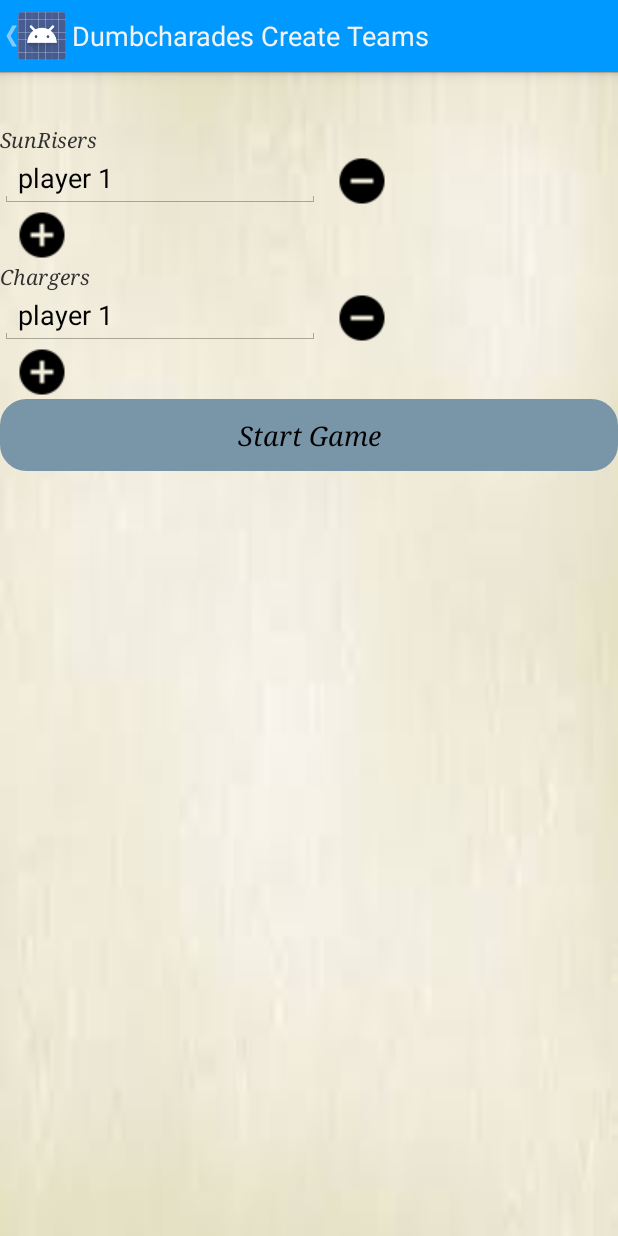
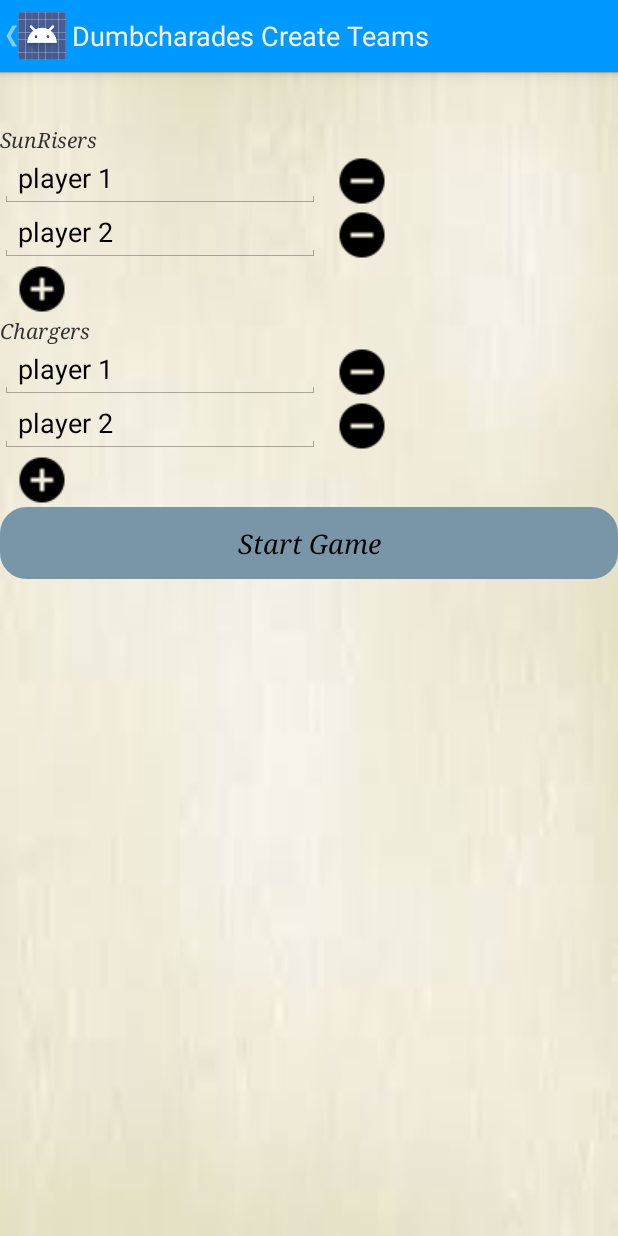
Before and after one commit to kishorependyala/DumbCharades, an Android app: the screen it shows after launch (CreateTeamsActivity), after a tap on "Create Game", on a phone screen of 412 x 824 dp. Run offline under Robolectric (Android 15) with nearby library versions, the phone set to English and light mode, and no system bars.

Commit message:
New apk uploaded to google play

```diff
--- a/app/src/main/java/com/teabreaktechnology/dumcharades/CreateTeamsActivity.java
+++ b/app/src/main/java/com/teabreaktechnology/dumcharades/CreateTeamsActivity.java
@@ -18,8 +18,8 @@ import com.teabreaktechnology.dumcharades.cache.GameCache;
 public class CreateTeamsActivity extends Activity {
 
 
-    public int team1Count = 1;
-    public int team2Count = 1;
+    public int team1Count = 0;
+    public int team2Count = 0;
     private LinearLayout team1LinearLayout;
     private LinearLayout team2LinearLayout;
 
@@ -49,8 +49,10 @@ public class CreateTeamsActivity extends Activity {
         team1LinearLayout = (LinearLayout) findViewById(R.id.team1LinearLayout);
         team2LinearLayout = (LinearLayout) findViewById(R.id.team2LinearLayout);
 
-        inflateEditRow("player " + team1Count, team1LinearLayout);
-        inflateEditRow("player " + team2Count, team2LinearLayout);
+        inflateEditRow("player " + nextTeam1PlayerId(), team1LinearLayout);
+        inflateEditRow("player " + nextTeam1PlayerId(), team1LinearLayout);
+        inflateEditRow("player " + nextTeam2PlayerId(), team2LinearLayout);
+        inflateEditRow("player " + nextTeam2PlayerId(), team2LinearLayout);
 
         final MediaPlayer mp = MediaPlayer.create(this, R.raw.button3);
 
@@ -95,26 +97,33 @@ public class CreateTeamsActivity extends Activity {
         });
     }
 
+    private int nextTeam2PlayerId() {
+        return (++team2Count);
+    }
+
+    private int nextTeam1PlayerId() {
+        return (++team1Count);
+    }
+
 
     public void onAddForTeam1Clicked(View v) {
-        team1Count++;
-        inflateEditRow("player " + team1Count, team1LinearLayout);
+        inflateEditRow("player " + nextTeam1PlayerId(), team1LinearLayout);
     }
 
     public void onAddForTeam2Clicked(View v) {
         team2Count++;
-        inflateEditRow("player " + team2Count, team2LinearLayout);
+        inflateEditRow("player " + nextTeam2PlayerId(), team2LinearLayout);
 
+    }
+
+    public void onDeleteForTeam1Clicked(View v) {
+        team1Count--;
+        team1LinearLayout.removeView((View) v.getParent());
     }
 
     public void onDeleteForTeam2Clicked(View v) {
         team2Count--;
         team2LinearLayout.removeView((View) v.getParent());
-    }
-
-    public void onDeleteForTeam1Clicked(View v) {
-        team1Count--;
-        team1LinearLayout.removeView((View) v.getParent());
     }
 
     private void inflateEditRow(String name, LinearLayout linearLayout) {
--- a/app/src/main/res/layout/activity_create_teams.xml
+++ b/app/src/main/res/layout/activity_create_teams.xml
@@ -26,7 +26,7 @@
         android:orientation="vertical">
 
         <ImageButton
-            android:id="@+id/deleteForTeam2"
+            android:id="@+id/deleteForTeam1"
             android:layout_width="wrap_content"
             android:layout_height="wrap_content"
             android:layout_marginLeft="10dp"
```
Also changed, not shown: app/build.gradle (+4 -3 lines), 1 other file.
